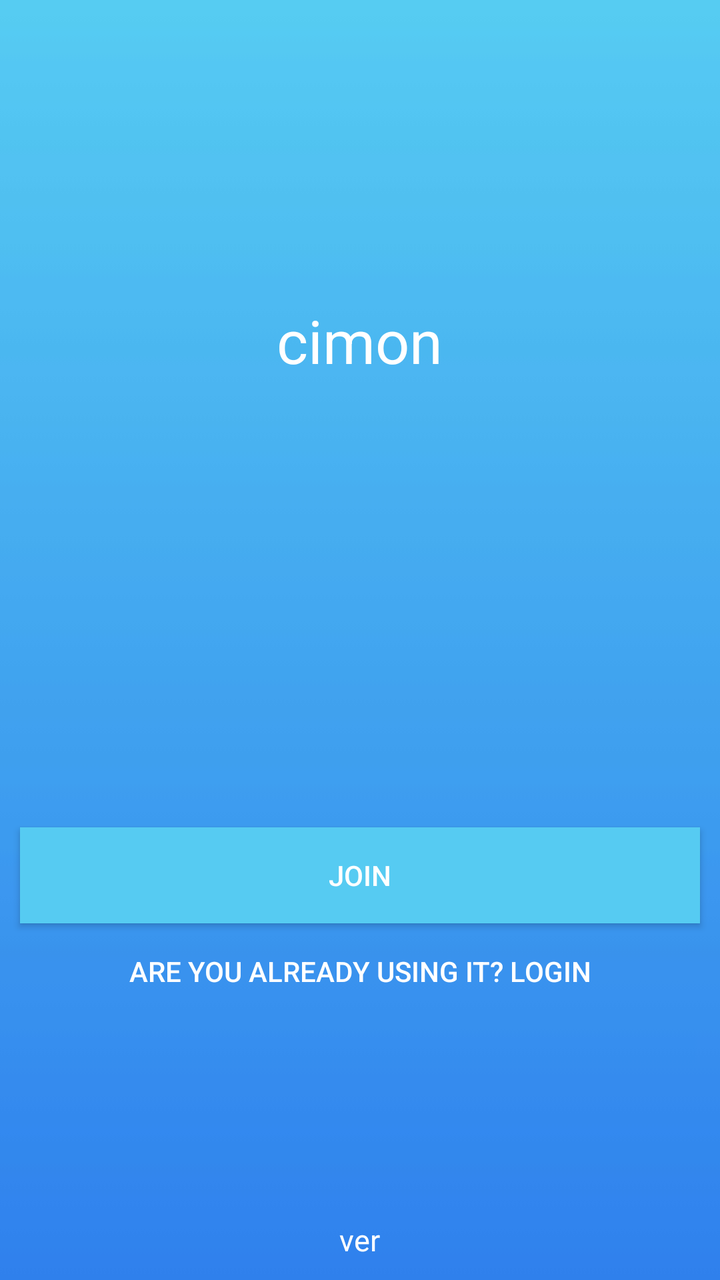
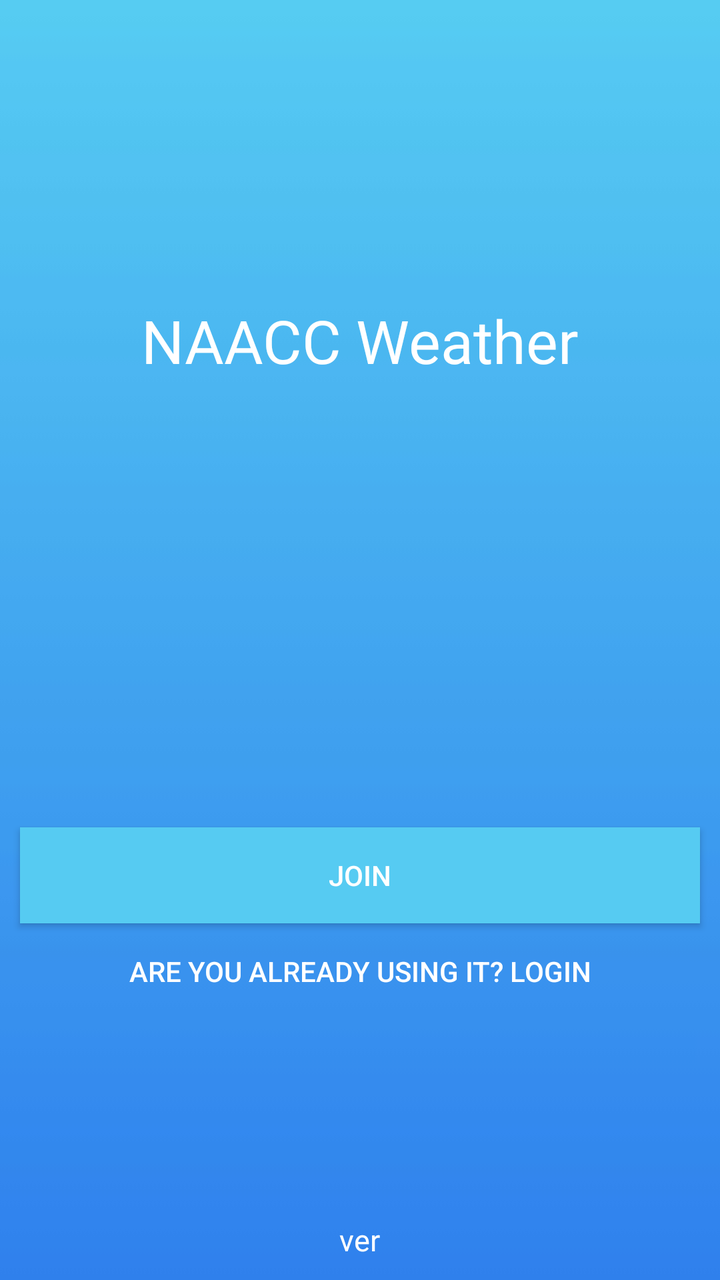

An Android layout rendered at two revisions. The XML below is the earlier revision; the diff shows what the commit changed to produce the second picture.
<!-- AndroidManifest.xml: application theme AppTheme -->
<!-- res/layout/activity_default.xml -->
<?xml version="1.0" encoding="utf-8"?>
<RelativeLayout
    xmlns:android="http://schemas.android.com/apk/res/android" android:layout_width="match_parent"
    android:layout_height="match_parent"
    android:background="@drawable/blue_skies">

    <TextView
        android:layout_width="wrap_content"
        android:layout_height="wrap_content"
        android:textColor="@color/colorWhite"
        android:text="cimon"
        android:layout_centerHorizontal="true"
        android:layout_marginLeft="10dp"
        android:layout_marginTop="150dp"
        android:textSize="30dp"
        android:id="@+id/tvTitle"/>

    <TextView
        android:layout_width="wrap_content"
        android:layout_height="wrap_content"
        android:layout_alignParentBottom="true"
        android:layout_centerHorizontal="true"
        android:text="ver"
        android:textColor="@color/colorWhite"
        android:layout_marginBottom="10dp"
        android:textSize="15dp"
        android:id="@+id/tvVersion"/>

    <Button
        android:layout_width="match_parent"
        android:layout_height="wrap_content"
        android:layout_above="@+id/tvVersion"
        android:id="@+id/btnLogin"
        android:layout_marginBottom="100dp"
        android:textColor="@color/colorWhite"
        android:background="#00000000"
        android:text="@string/textUsing"/>
    <Button
        android:layout_width="match_parent"
        android:layout_height="wrap_content"
        android:layout_above="@+id/btnLogin"
        android:background="@color/blueSkiesBottom"
        android:layout_marginLeft="10dp"
        android:layout_marginRight="10dp"
        android:textColor="@color/colorWhite"
        android:text="@string/textJoin"
        android:id="@+id/btnJoin"/>
</RelativeLayout>
<!-- resources referenced by this layout -->
<resources>
  <color name="blueSkiesBottom">#56CBF2</color>
  <color name="colorWhite">#FFFFFF</color>
  <!-- drawable blue_skies: jpg bitmap (drawable, 1647 bytes) -->
  <string name="textJoin">Join</string>
  <string name="textUsing">Are you already using it?                  Login</string>
  <style name="AppTheme" parent="Theme.AppCompat.Light.DarkActionBar">
          
          <item name="colorPrimary">@color/blueSkiestop</item>
          <item name="colorPrimaryDark">@color/blueSkiestop</item>
          <item name="colorAccent">@color/black</item>
      </style>
  <color name="blueSkiestop">#56CBF2</color>
  <color name="black">#000</color>
</resources>

<!-- the commit's change to res/layout/activity_default.xml (unified diff, before → after) -->
@@ -8,7 +8,7 @@
         android:layout_width="wrap_content"
         android:layout_height="wrap_content"
         android:textColor="@color/colorWhite"
-        android:text="cimon"
+        android:text="NAACC Weather"
         android:layout_centerHorizontal="true"
         android:layout_marginLeft="10dp"
         android:layout_marginTop="150dp"
